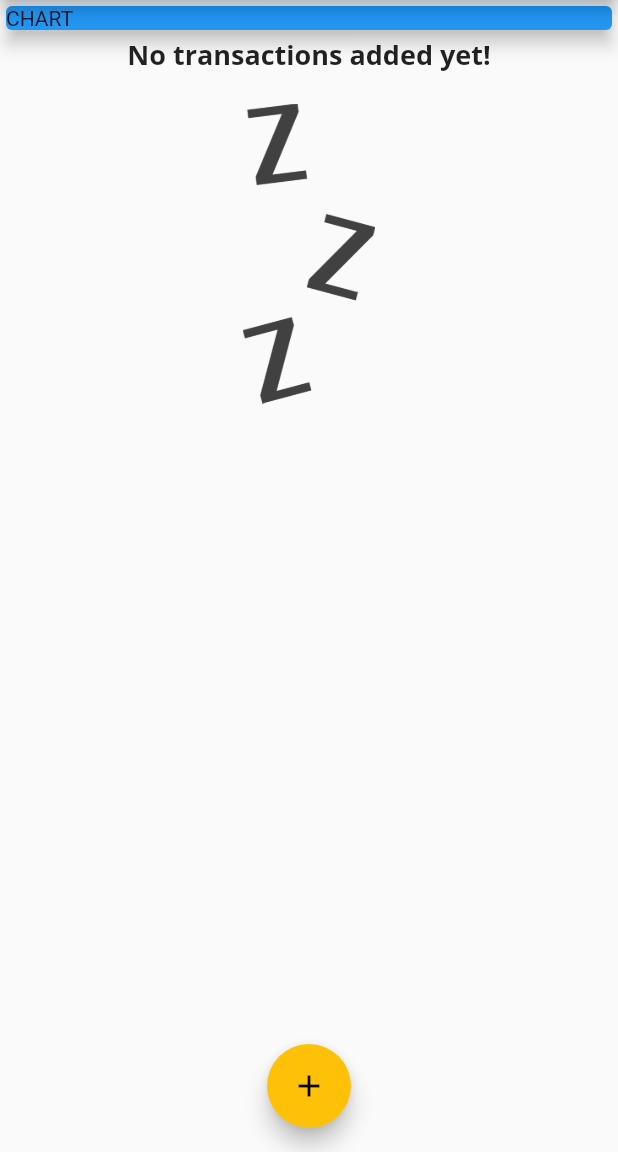
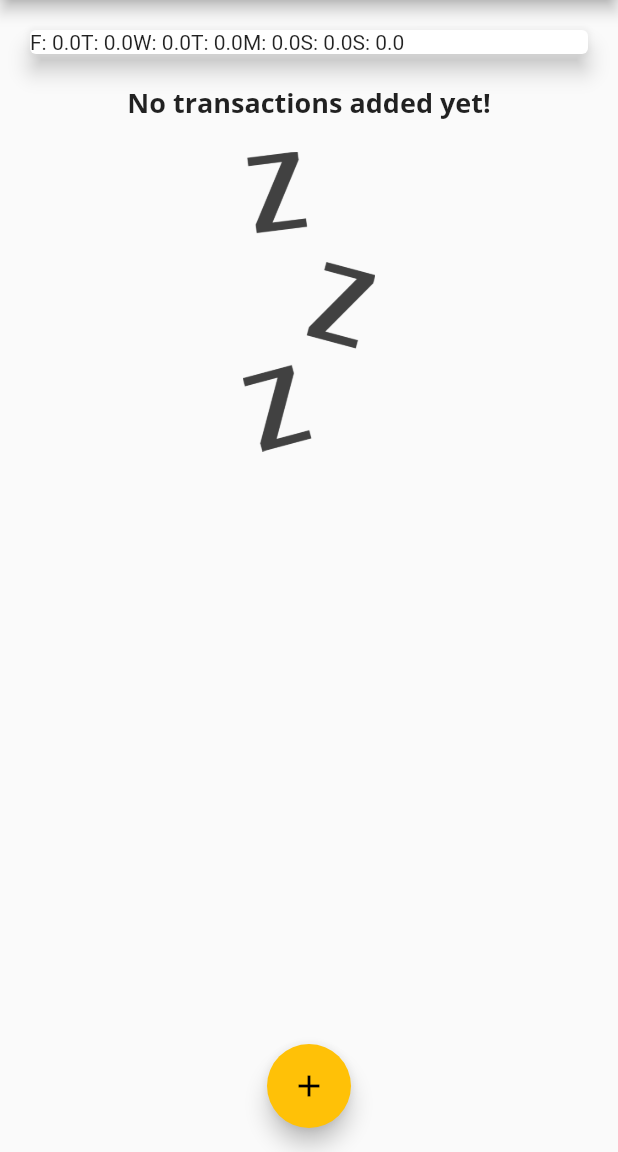
Before and after one commit to tgabri/personal_expenses_app, a Flutter app: the screen it shows after launch, on a phone screen of 412 x 824 dp, the part 84-1236 px from its top. Run offline on Flutter 3.47's test engine with Material 2 defaults, Android fonts, the phone set to English and light mode, and no system bars.

Commit message:
chart data displayed on screen

```diff
--- a/lib/main.dart
+++ b/lib/main.dart
@@ -1,5 +1,6 @@
 import 'package:flutter/material.dart';
 
+import './widgets/chart.dart';
 import './widgets/transaction_list.dart';
 import './widgets/new_transaction.dart';
 import './models/transaction.dart';
@@ -59,6 +60,16 @@ class _MyHomePageState extends State<MyHomePage> {
     // )
   ];
 
+  List<Transaction> get _recentTransactions {
+    return _userTransactions.where((transaction) {
+      return transaction.date.isAfter(
+        DateTime.now().subtract(
+          Duration(days: 7),
+        ),
+      );
+    }).toList();
+  }
+
   void _addNewTransaction(String title, double amount) {
     final newTx = Transaction(
       title: title,
@@ -101,14 +112,7 @@ class _MyHomePageState extends State<MyHomePage> {
           // mainAxisAlignment: MainAxisAlignment.spaceAround,
           crossAxisAlignment: CrossAxisAlignment.stretch,
           children: <Widget>[
-            Container(
-              width: double.infinity,
-              child: Card(
-                color: Colors.blue,
-                child: Text('CHART'),
-                elevation: 5,
-              ),
-            ),
+            Chart(_recentTransactions),
             TransactionList(_userTransactions),
           ],
         ),
--- a/lib/widgets/chart.dart
+++ b/lib/widgets/chart.dart
@@ -13,7 +13,7 @@ class Chart extends StatelessWidget {
       final weekDay = DateTime.now().subtract(
         Duration(days: index),
       );
-      double totalSum = 0;
+      var totalSum = 0.0;
       for (var i = 0; i < recentTransactions.length; i++) {
         if (recentTransactions[i].date.day == weekDay.day &&
             recentTransactions[i].date.month == weekDay.month &&
@@ -21,17 +21,27 @@ class Chart extends StatelessWidget {
           totalSum += recentTransactions[i].amount;
         }
       }
-      return {'day': DateFormat.E(weekDay), 'amount': totalSum};
+
+      print(DateFormat.E().format(weekDay));
+      print(totalSum);
+
+      return {
+        'day': DateFormat.E().format(weekDay).substring(0, 1),
+        'amount': totalSum,
+      };
     });
   }
 
   @override
   Widget build(BuildContext context) {
+    print(groupedTransactionValues);
     return Card(
       elevation: 6,
       margin: EdgeInsets.all(20),
       child: Row(
-        children: <Widget>[],
+        children: groupedTransactionValues.map((data) {
+          return Text('${data['day']}: ${data['amount']}');
+        }).toList(),
       ),
     );
   }
```
Also changed, not shown: lib/widgets/chart_bar.dart (added).
